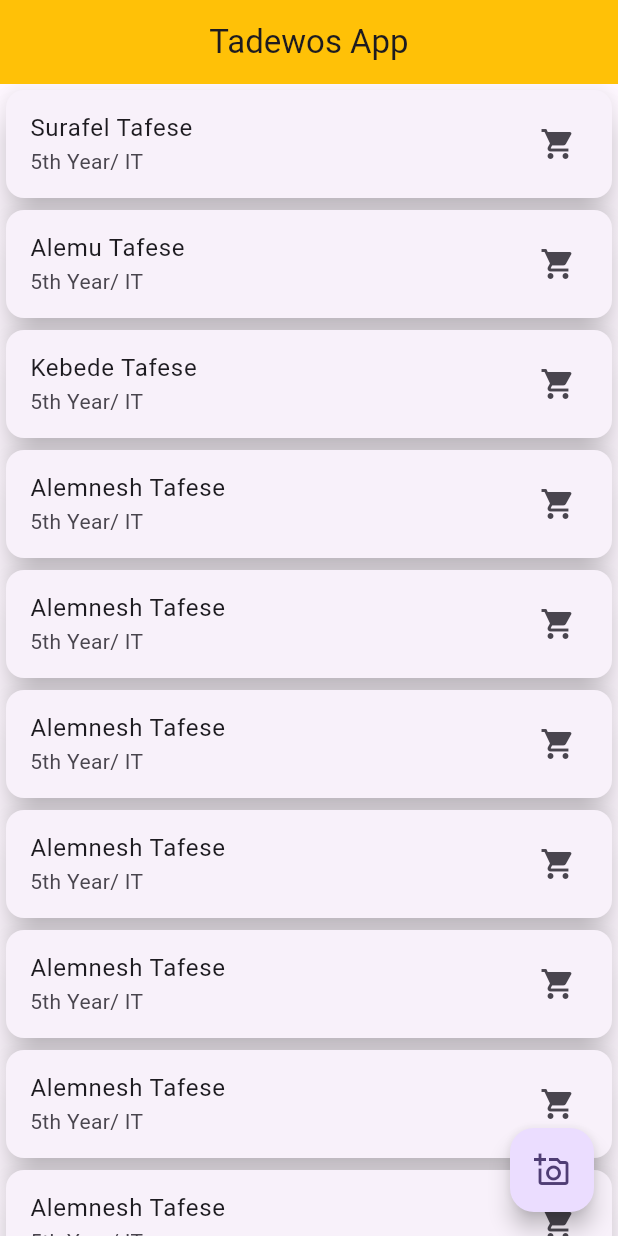
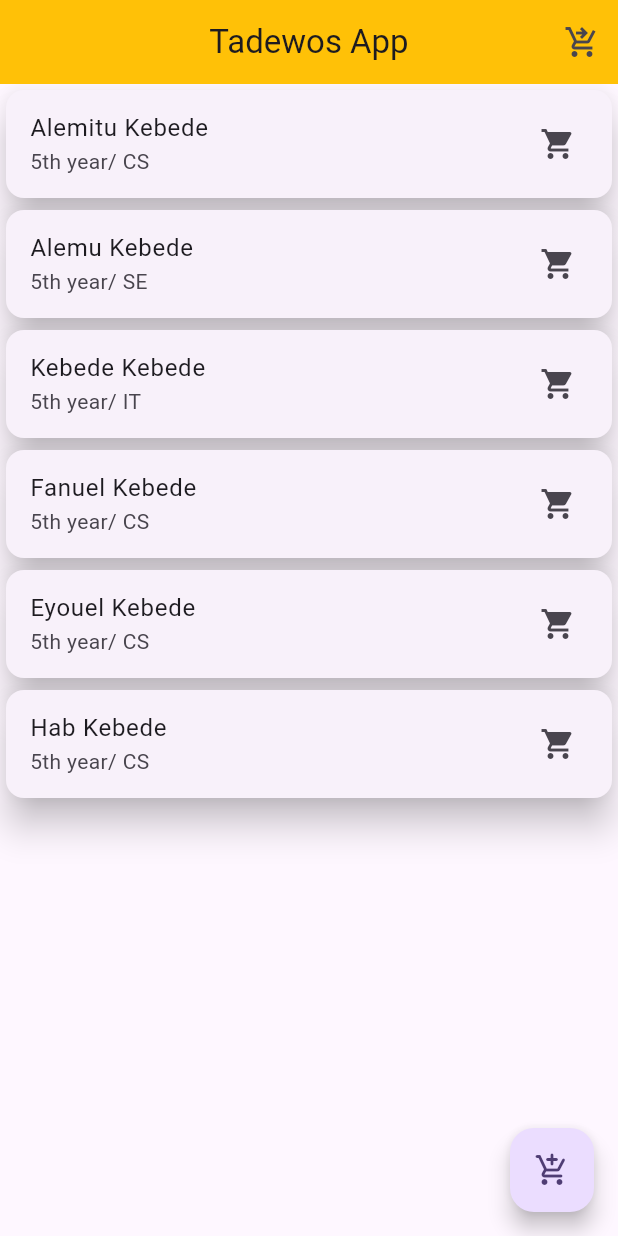
Before and after one commit to fanuelal/tadewos_learning, a Flutter app: the screen it shows after launch, on a phone screen of 412 x 824 dp. Run offline on Flutter 3.47's test engine with Material 3 defaults, Android fonts, the phone set to English and light mode, and no system bars; our stand-ins replace table_calendar.

Commit message:
second class

```diff
--- /dev/null
+++ b/lib/Models/shoppingItemModel.dart
@@ -0,0 +1,7 @@
+class ShoppingItemModel {
+  final String id;
+  final String name;
+  final double price;
+  final List<String> cat;
+  ShoppingItemModel({required this.id, required this.name, required this.price, required this.cat});
+}
--- /dev/null
+++ b/lib/Models/studentModel.dart
@@ -0,0 +1,6 @@
+class StudentModel {
+  final String name;
+  final String dep;
+  final String batch;
+  StudentModel({required this.name, required  this.dep, required this.batch});
+}
--- /dev/null
+++ b/lib/Providers/studentProvider.dart
@@ -0,0 +1,23 @@
+import 'package:flutter/material.dart';
+import 'package:learning/Models/studentModel.dart';
+
+class StudentProvider extends ChangeNotifier {
+  List<StudentModel> students = [
+    StudentModel(name: 'Alemitu Kebede', dep: 'CS', batch: '5th year'),
+    StudentModel(name: 'Alemu Kebede', dep: 'SE', batch: '5th year'),
+    StudentModel(name: 'Kebede Kebede', dep: 'IT', batch: '5th year'),
+    StudentModel(name: 'Fanuel Kebede', dep: 'CS', batch: '5th year'),
+    StudentModel(name: 'Eyouel Kebede', dep: 'CS', batch: '5th year'),
+    StudentModel(name: 'Hab Kebede', dep: 'CS', batch: '5th year'),
+  ];
+
+  void createStudent(StudentModel student) {
+    students.add(student);
+    notifyListeners();
+  }
+
+  void deleteStudent(String name) {
+    students.removeWhere((student) => student.name == name);
+    notifyListeners();
+  }
+}
--- /dev/null
+++ b/lib/Screens/cartScreen.dart
@@ -0,0 +1,36 @@
+import 'package:flutter/material.dart';
+import 'package:learning/Models/studentModel.dart';
+import 'package:learning/Providers/studentProvider.dart';
+import 'package:learning/Screens/homePage.dart';
+import 'package:provider/provider.dart';
+
+class CartScreen extends StatelessWidget {
+  static final routeName = 'cartScreen';
+  const CartScreen();
+
+  @override
+  Widget build(BuildContext context) {
+    final studentProvider = Provider.of<StudentProvider>(context);
+    List<StudentModel> students = studentProvider.students;
+    return Scaffold(
+      appBar: AppBar(
+        backgroundColor: Colors.amber,
+        title: Text('Cart Screen'),
+        actions: [
+          IconButton(
+              onPressed: () {
+                Navigator.of(context).pushNamed(HomeScreen.routeName);
+              },
+              icon: Icon(Icons.arrow_back))
+        ],
+      ),
+      body: Center(
+        child: ListView.builder(
+            itemCount: students.length,
+            itemBuilder: (context, index) {
+              return Text(students[index].name.toString());
+            }),
+      ),
+    );
+  }
+}
--- a/lib/Screens/homePage.dart
+++ b/lib/Screens/homePage.dart
@@ -1,10 +1,15 @@
 import 'package:flutter/material.dart';
+import 'package:learning/Models/studentModel.dart';
+import 'package:learning/Providers/studentProvider.dart';
+import 'package:learning/Screens/cartScreen.dart';
+import 'package:provider/provider.dart';
 import 'package:table_calendar/table_calendar.dart';
 
 import '../widgets/listItem.dart';
 
 class HomeScreen extends StatefulWidget {
-  const HomeScreen({super.key});
+  static final routeName = 'homeScreen';
+  const HomeScreen();
 
   @override
   State<HomeScreen> createState() => _HomeScreenState();
@@ -13,11 +18,16 @@ class HomeScreen extends StatefulWidget {
 class _HomeScreenState extends State<HomeScreen> {
   @override
   Widget build(BuildContext context) {
+    final studentsProvider = Provider.of<StudentProvider>(context);
+    List<StudentModel> students = studentsProvider.students;
+    final studentProvider =
+        Provider.of<StudentProvider>(context, listen: false);
     return Scaffold(
       floatingActionButton: FloatingActionButton(
-        child: Icon(Icons.add_a_photo_outlined),
+        child: Icon(Icons.add_shopping_cart_rounded),
         onPressed: () {
-          print('user add');
+          studentProvider.createStudent(
+              StudentModel(name: 'Abebe Kelete', dep: 'IT', batch: "3rd Year"));
         },
       ),
       appBar: AppBar(
@@ -25,112 +35,31 @@ class _HomeScreenState extends State<HomeScreen> {
         title: Text(
           'Tadewos App',
         ),
+        actions: [
+          IconButton(
+              onPressed: () {
+                Navigator.pushNamed(context, CartScreen.routeName);
+              },
+              icon: Icon(Icons.shopping_cart_checkout))
+        ],
         centerTitle: true,
       ),
       body: Container(
-          child: ListView(
-        children: [
-          ListItem(
-            name: 'Surafel Tafese',
-            dep: 'IT',
-            batch: '5th Year',
-          ),
-          ListItem(
-            name: 'Alemu Tafese',
-            dep: 'IT',
-            batch: '5th Year',
-          ),
-          ListItem(
-            name: 'Kebede Tafese',
-            dep: 'IT',
-            batch: '5th Year',
-          ),
-          ListItem(
-            name: 'Alemnesh Tafese',
-            dep: 'IT',
-            batch: '5th Year',
-          ),
-          ListItem(
-            name: 'Alemnesh Tafese',
-            dep: 'IT',
-            batch: '5th Year',
-          ),
-          ListItem(
-            name: 'Alemnesh Tafese',
-            dep: 'IT',
-            batch: '5th Year',
-          ),
-          ListItem(
-            name: 'Alemnesh Tafese',
-            dep: 'IT',
-            batch: '5th Year',
-          ),
-          ListItem(
-            name: 'Alemnesh Tafese',
-            dep: 'IT',
-            batch: '5th Year',
-          ),
-          ListItem(
-            name: 'Alemnesh Tafese',
-            dep: 'IT',
-            batch: '5th Year',
-          ),
-          ListItem(
-            name: 'Alemnesh Tafese',
-            dep: 'IT',
-            batch: '5th Year',
-          ),
-          ListItem(
-            name: 'Alemnesh Tafese',
-            dep: 'IT',
-            batch: '5th Year',
-          ),
-          ListItem(
-            name: 'Alemnesh Tafese',
-            dep: 'IT',
-            batch: '5th Year',
-          ),
-          ListItem(
-            name: 'Alemnesh Tafese',
-            dep: 'IT',
-            batch: '5th Year',
-          ),
-          ListItem(
-            name: 'Alemnesh Tafese',
-            dep: 'IT',
-            batch: '5th Year',
-          ),
-          ListItem(
-            name: 'Alemnesh Tafese',
-            dep: 'IT',
-            batch: '5th Year',
-          ),
-          ListItem(
-            name: 'Alemnesh Tafese',
-            dep: 'IT',
-            batch: '5th Year',
-          ),
-          ListItem(
-            name: 'Alemnesh Tafese',
-            dep: 'IT',
-            batch: '5th Year',
-          ),
-          ListItem(
-            name: 'Alemnesh Tafese',
-            dep: 'IT',
-            batch: '5th Year',
-          ),
-          ListItem(
-            name: 'Alemnesh Tafese',
-            dep: 'IT',
-            batch: '5th Year',
-          ),
-          ListItem(
-            name: 'Alemnesh Tafese',
-            dep: 'IT',
-            batch: '5th Year',
-          ),
-        ],
+          child: ListView.builder(
+        itemCount: students.length,
+        itemBuilder: (ctx, index) {
+          final StudentModel student = students[index];
+          return GestureDetector(
+            onDoubleTap: () {
+              studentProvider.deleteStudent(student.name);
+            },
+            child: ListItem(
+              name: student.name,
+              dep: student.dep,
+              batch: student.batch,
+            ),
+          );
+        },
       )),
     );
   }
--- a/lib/main.dart
+++ b/lib/main.dart
@@ -1,23 +1,39 @@
 import 'package:flutter/material.dart';
+import 'package:learning/Providers/studentProvider.dart';
+import 'package:learning/Screens/cartScreen.dart';
+import 'package:provider/provider.dart';
 import './Screens/homePage.dart';
+import 'Models/studentModel.dart';
 
 void main() {
-  runApp(const MyApp());
+  runApp( MyApp());
 }
 
 class MyApp extends StatelessWidget {
-  const MyApp({super.key});
+   MyApp({super.key});
 
+      // List<StudentModel> students =
   // This widget is the root of your application.
   @override
   Widget build(BuildContext context) {
-    return MaterialApp(
+    return MultiProvider(
+      providers: [
+        ChangeNotifierProvider(create: (context) => StudentProvider()) ,
+
+      ],
+      child: MaterialApp(
           debugShowCheckedModeBanner: false,
           title: 'Our First App',
           theme: ThemeData(
             colorScheme: ColorScheme.fromSeed(seedColor: Colors.deepPurple),
             useMaterial3: true,
           ),
-        home: HomeScreen());
+          routes: {
+            CartScreen.routeName: (context) => CartScreen(),
+            HomeScreen.routeName: (context) => HomeScreen()
+
+          },
+          home: HomeScreen()),
+    );
   }
 }
--- a/pubspec.yaml
+++ b/pubspec.yaml
@@ -36,6 +36,7 @@ dependencies:
   # Use with the CupertinoIcons class for iOS style icons.
   cupertino_icons: ^1.0.2
   table_calendar: ^3.1.2
+  provider: ^6.1.2
 
 dev_dependencies:
   flutter_test:
```
Also changed, not shown: pubspec.lock, 1 other file. Lines whose indentation alone changed are shown as unchanged.
